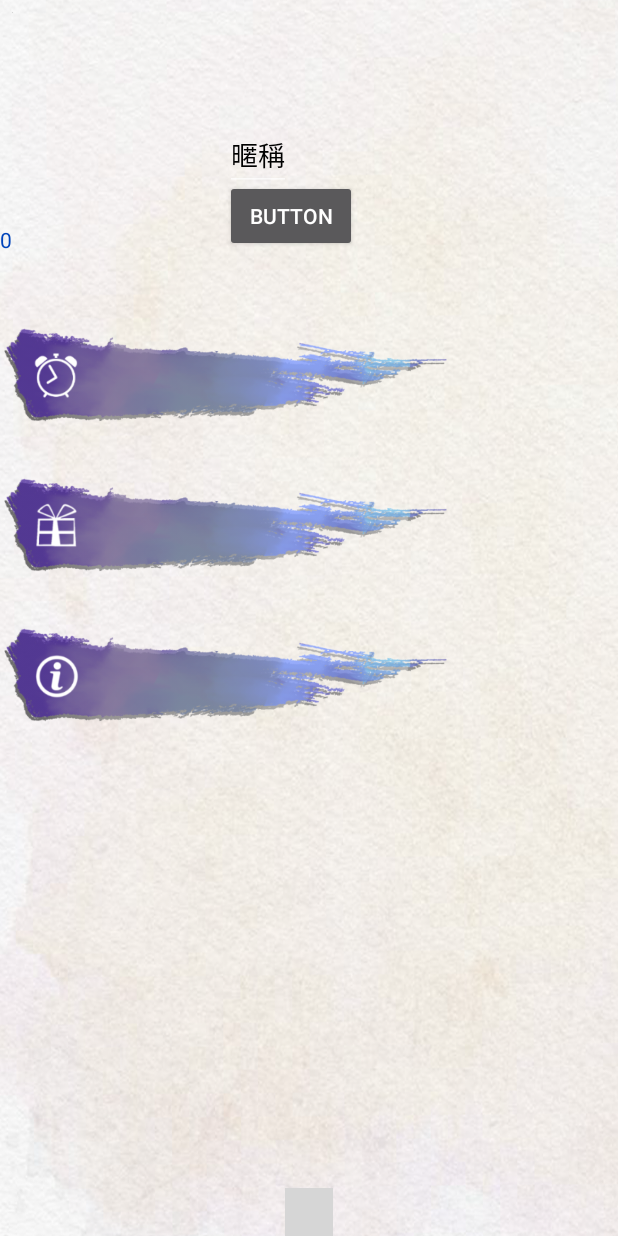
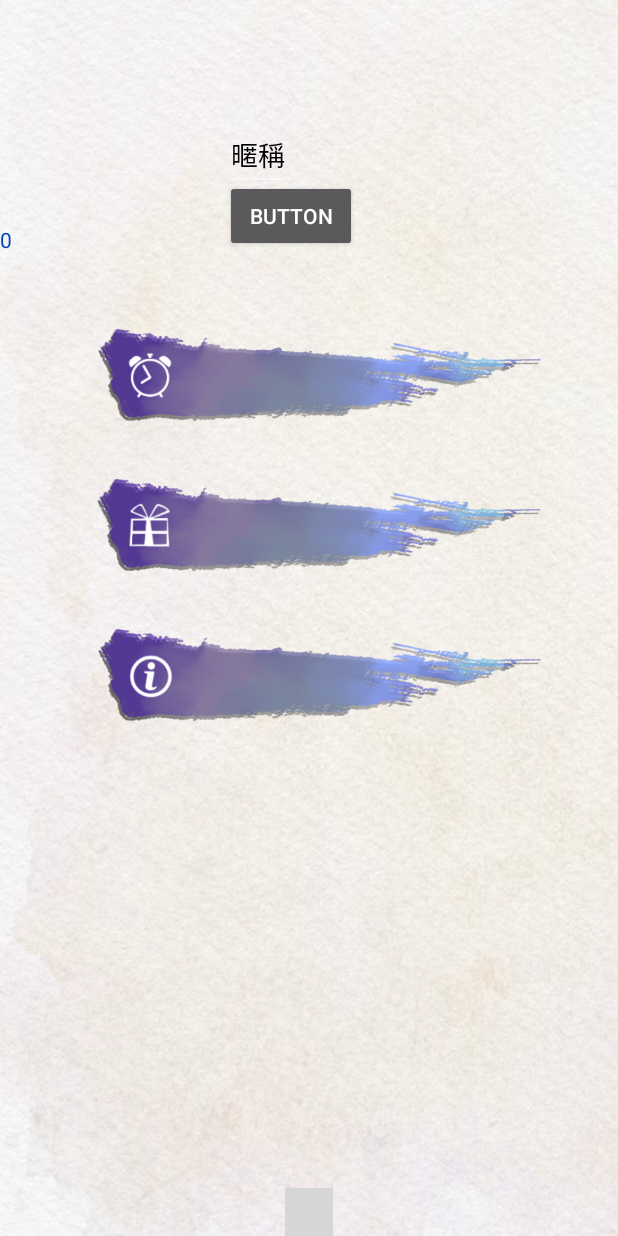
Before and after one commit to jam68ty/Wellsitting, an Android app: the fragment Setting placed in its activity, on a phone screen of 412 x 824 dp. Run offline under Robolectric (Android 15) with nearby library versions, the phone set to English and light mode, and no system bars; our stand-ins replace Firebase (no records; nobody signed in at launch, a user with empty details on screens opened directly), Picasso; libraries missing offline, so code that uses them is left out: com.hitomi.cmlibrary; plain views replace CircleMenu; pictures from the network do not load; 2 statements that could not run were skipped; grey boxes are pictures that could not be loaded.

Commit message:
修正設定介面

```diff
--- a/app/src/main/res/layout/fragment_setting.xml
+++ b/app/src/main/res/layout/fragment_setting.xml
@@ -48,32 +48,38 @@
             android:id="@+id/clock"
             android:layout_width="300dp"
             android:layout_height="100dp"
-            android:src="@drawable/pagesetting_clock"
+            android:layout_alignParentEnd="true"
+            android:layout_marginTop="200dp"
+            android:layout_marginEnd="49dp"
             android:background="#00000000"
+
             android:scaleType="fitCenter"
-            android:layout_marginTop="200dp"
-
-            />
+            android:src="@drawable/pagesetting_clock" />
 
         <ImageButton
             android:id="@+id/award"
             android:layout_width="300dp"
             android:layout_height="100dp"
+            android:layout_alignParentStart="true"
+            android:layout_alignParentEnd="true"
+            android:layout_marginStart="62dp"
+            android:layout_marginTop="300dp"
+            android:layout_marginEnd="49dp"
             android:background="#00000000"
             android:scaleType="fitCenter"
-            android:src="@drawable/pagesetting_award"
-            android:layout_marginTop="300dp"
-             />
+            android:src="@drawable/pagesetting_award" />
 
         <ImageButton
             android:id="@+id/aboutus"
             android:layout_width="300dp"
             android:layout_height="100dp"
+            android:layout_alignParentEnd="true"
             android:layout_marginTop="400dp"
+            android:layout_marginEnd="49dp"
             android:background="#00000000"
+
             android:scaleType="fitCenter"
             android:src="@drawable/pagesetting_aboutus"
-
             app:layout_constraintBottom_toBottomOf="parent"
             app:layout_constraintEnd_toEndOf="parent"
             app:layout_constraintHorizontal_bias="0.505"
```
